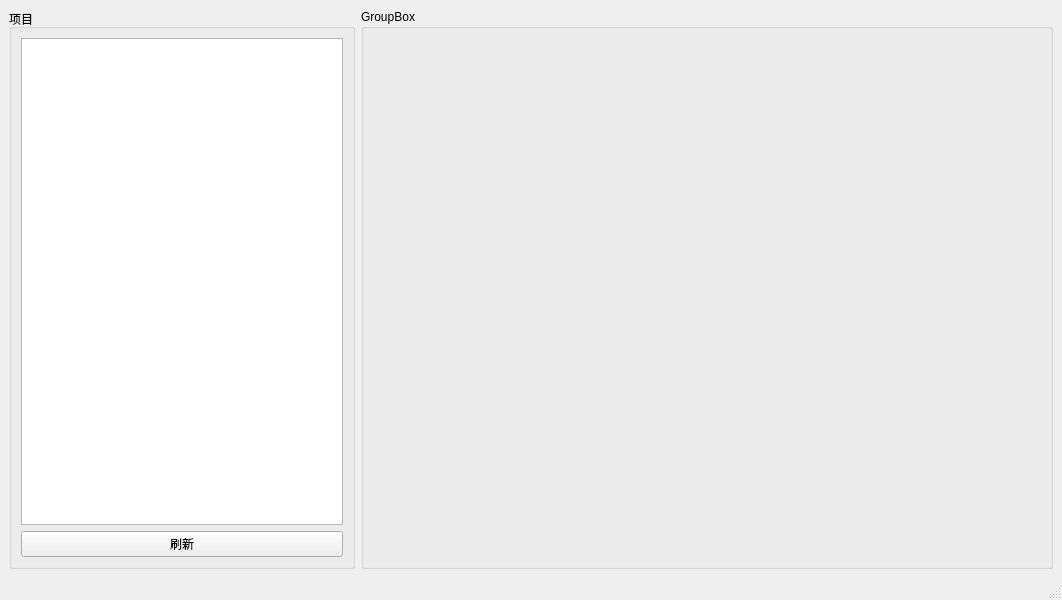
First picture: the form in main.ui, repository mawang98/med_help, before the edit.
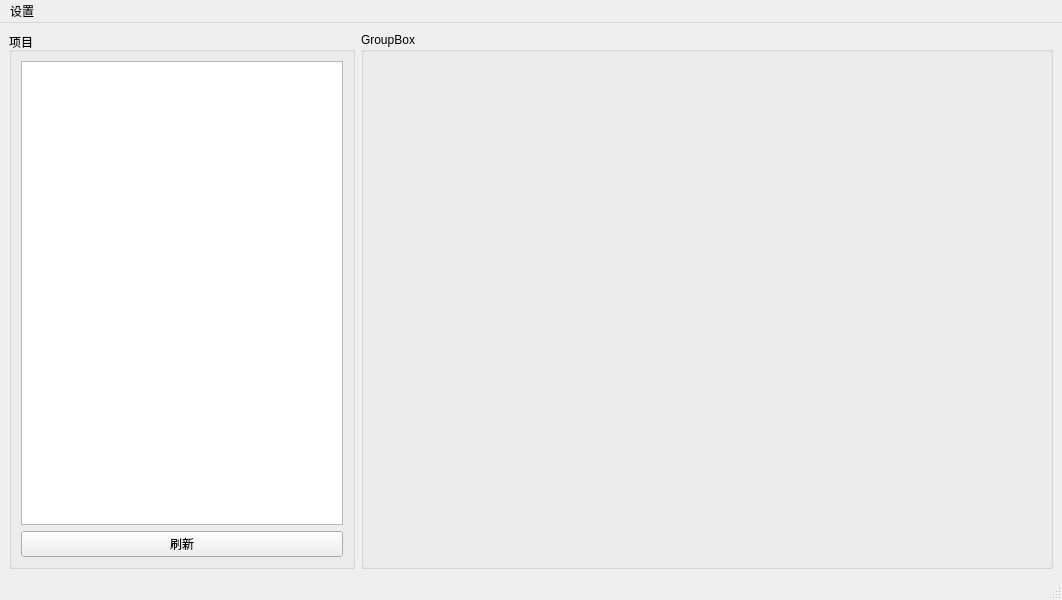
Second picture: the form after the edit.

Patch:
```diff
--- a/main.ui
+++ b/main.ui
@@ -52,6 +52,13 @@
      <height>36</height>
     </rect>
    </property>
+   <widget class="QMenu" name="menu">
+    <property name="title">
+     <string>设置</string>
+    </property>
+    <addaction name="action"/>
+   </widget>
+   <addaction name="menu"/>
   </widget>
   <widget class="QStatusBar" name="statusbar"/>
  </widget>
```
Left out of the diff: 5 changed lines with no effect on the pictures.
